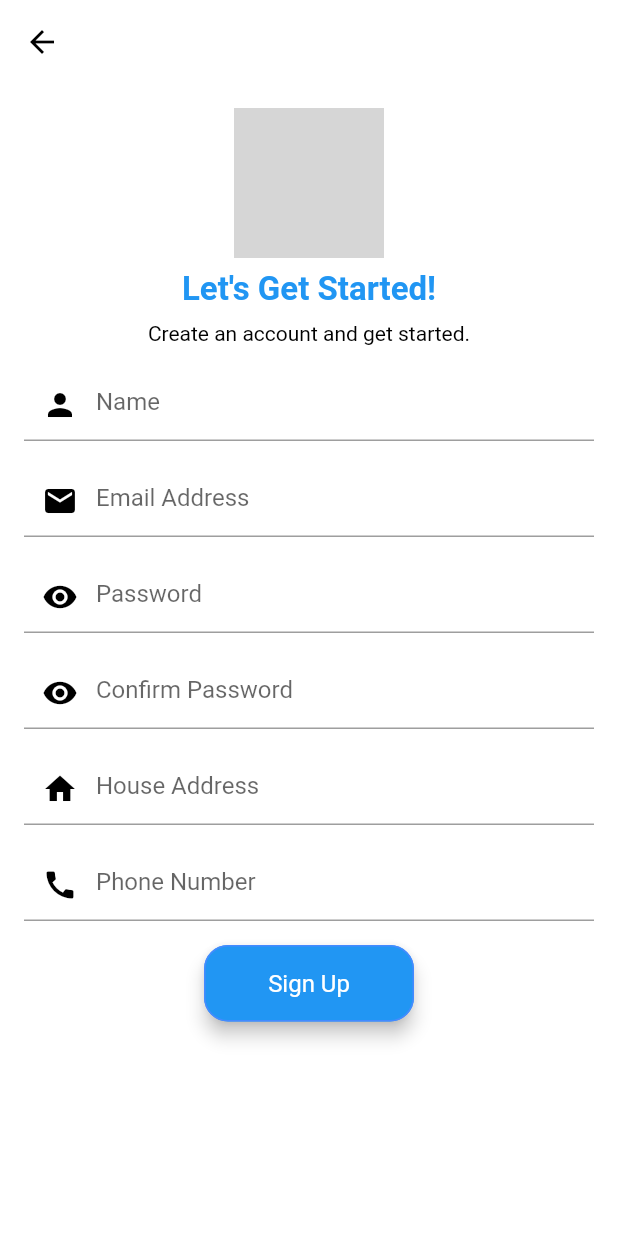
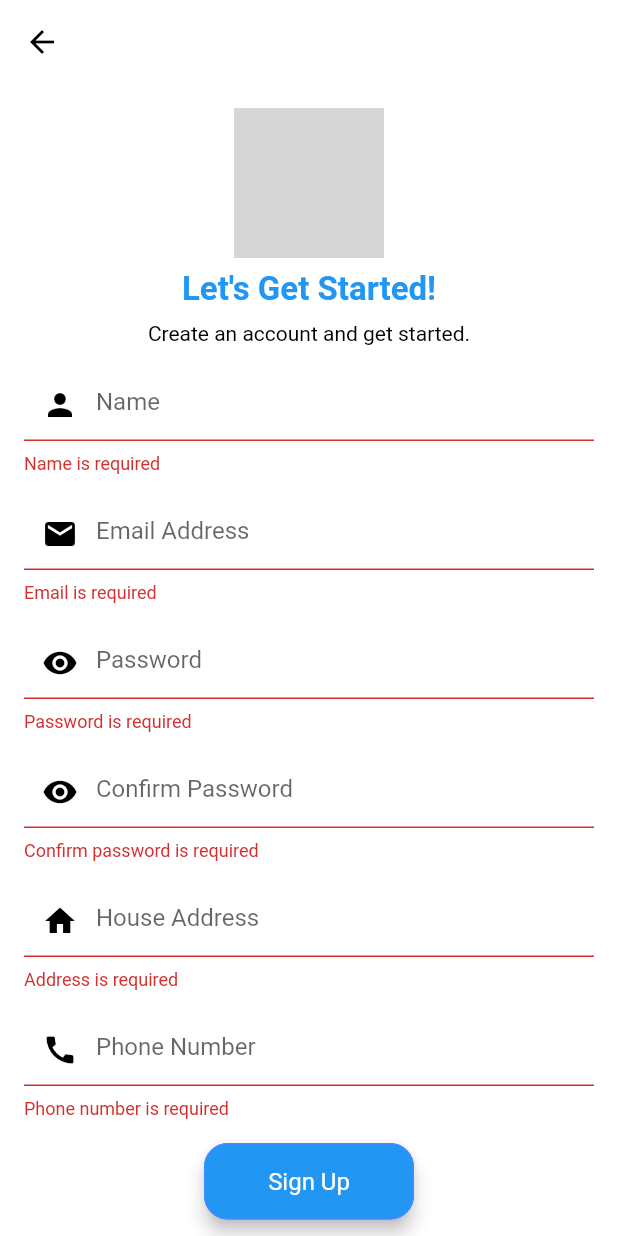
Before and after one commit to RealYSF8/itec404_delivery_app, a Flutter app: the RegisterPage screen opened by its route, after a tap on "Sign Up", on a phone screen of 412 x 824 dp. Run offline on Flutter 3.47's test engine with Material 2 defaults, Android fonts, the light colour scheme and no system bars; our stand-ins replace cloud_firestore, firebase_auth, firebase_core, flutter_spinkit; accounts and stored records are empty; network calls fail; grey boxes are pictures that could not be loaded.

Commit message:
login and regist page work with firebase now

```diff
--- a/lib/login_validator.dart
+++ b/lib/login_validator.dart
@@ -1,10 +1,17 @@
-bool validateLogin(String email, String password) {
-  // Perform validation checks on email and password
-  if (email == "example@example.com" && password == "12345678") {
-    // Return true if email and password match
+import 'package:firebase_auth/firebase_auth.dart';
+
+Future<bool> validateLogin(String email, String password) async {
+  try {
+    UserCredential userCredential = await FirebaseAuth.instance.signInWithEmailAndPassword(
+      email: email,
+      password: password,
+    );
     return true;
-  } else {
-    // Return false if email and password do not match
-    return false;
+  } on FirebaseAuthException catch (e) {
+    if (e.code == 'user-not-found' || e.code == 'wrong-password') {
+      return false;
+    } else {
+      throw e;
+    }
   }
 }
--- a/lib/pages/register.dart
+++ b/lib/pages/register.dart
@@ -1,6 +1,19 @@
 import 'package:flutter/material.dart';
+import 'package:itec404_delivery_app/register_validator.dart'; // import register_validator file
+class RegisterPage extends StatefulWidget {
+  @override
+  _RegisterPageState createState() => _RegisterPageState();
+}
 
-class RegisterPage extends StatelessWidget {
+class _RegisterPageState extends State<RegisterPage> {
+  final _formKey = GlobalKey<FormState>();
+  final _nameController = TextEditingController();
+  final _emailController = TextEditingController();
+  final _passwordController = TextEditingController();
+  final _confirmPasswordController = TextEditingController();
+  final _addressController = TextEditingController();
+  final _phoneNumberController = TextEditingController();
+
   @override
   Widget build(BuildContext context) {
     return Scaffold(
@@ -20,6 +33,8 @@ class RegisterPage extends StatelessWidget {
         ),
         body: SingleChildScrollView(
         padding: EdgeInsets.all(16),
+    child: Form(
+    key: _formKey,
     child: Column(
     mainAxisAlignment: MainAxisAlignment.start,
     crossAxisAlignment: CrossAxisAlignment.center,
@@ -50,24 +65,27 @@ class RegisterPage extends StatelessWidget {
     ),
     ),
     SizedBox(height: 16),
-            TextField(
-              controller: TextEditingController(),
+    TextFormField(
+    controller: _nameController,
+    validator: (value) => validateName(value),
     decoration: InputDecoration(
     hintText: "Name",
     prefixIcon: Icon(Icons.person, color: Colors.black, size: 24),
     ),
     ),
     SizedBox(height: 16),
-            TextField(
-              controller: TextEditingController(),
+    TextFormField(
+    controller: _emailController,
+    validator: (value) => validateEmail(value),
     decoration: InputDecoration(
     hintText: "Email Address",
     prefixIcon: Icon(Icons.mail, color: Colors.black, size: 24),
     ),
     ),
     SizedBox(height: 16),
-            TextField(
-              controller: TextEditingController(),
+    TextFormField(
+    controller: _passwordController,
+    validator: (value) => validatePassword(value),
     obscureText: true,
     decoration: InputDecoration(
     hintText: "Password",
@@ -75,8 +93,9 @@ class RegisterPage extends StatelessWidget {
     ),
     ),
     SizedBox(height: 16),
-            TextField(
-              controller: TextEditingController(),
+    TextFormField(
+    controller: _confirmPasswordController,
+    validator: (value) => validateConfirmPassword(value, _passwordController.text),
     obscureText: true,
     decoration: InputDecoration(
     hintText: "Confirm Password",
@@ -84,16 +103,18 @@ class RegisterPage extends StatelessWidget {
     ),
     ),
     SizedBox(height: 16),
-            TextField(
-              controller: TextEditingController(),
+    TextFormField(
+    controller: _addressController,
+    validator: (value) => validateAddress(value),
     decoration: InputDecoration(
     hintText: "House Address",
     prefixIcon: Icon(Icons.home, color: Colors.black, size: 24),
     ),
     ),
       SizedBox(height: 16),
-            TextField(
-              controller: TextEditingController(),
+      TextFormField(
+        controller: _phoneNumberController,
+        validator: (value) => validatePhoneNumber(value),
         decoration: InputDecoration(
           hintText: "Phone Number",
           prefixIcon: Icon(Icons.call, color: Colors.black, size: 24),
@@ -101,7 +122,20 @@ class RegisterPage extends StatelessWidget {
       ),
       SizedBox(height: 16),
       MaterialButton(
-              onPressed: () {},
+        onPressed: () {
+          if (_formKey.currentState!.validate()) {
+// call register function from register_validator file
+            register(
+              _emailController.text,
+              _passwordController.text,
+              _nameController.text,
+              _addressController.text,
+              _phoneNumberController.text,
+            );
+// navigate to home screen
+            Navigator.pushReplacementNamed(context, '/');
+          }
+        },
         color: Colors.blue,
         elevation: 5,
         shape: RoundedRectangleBorder(
@@ -124,6 +158,7 @@ class RegisterPage extends StatelessWidget {
     ],
     ),
     ),
+        ),
     );
   }
 }
--- /dev/null
+++ b/lib/register_validator.dart
@@ -0,0 +1,74 @@
+import 'package:firebase_auth/firebase_auth.dart';
+import 'package:cloud_firestore/cloud_firestore.dart';
+
+String? validateName(String? value) {
+  if (value == null || value.isEmpty) {
+    return 'Name is required';
+  }
+  return null;
+}
+
+String? validateEmail(String? value) {
+  if (value == null || value.isEmpty) {
+    return 'Email is required';
+  }
+  if (!RegExp(r'^[\w-\.]+@([\w-]+\.)+[\w-]{2,4}$').hasMatch(value)) {
+    return 'Invalid email format';
+  }
+  return null;
+}
+
+String? validatePassword(String? value) {
+  if (value == null || value.isEmpty) {
+    return 'Password is required';
+  }
+  if (value.length < 6) {
+    return 'Password must be at least 6 characters';
+  }
+  return null;
+}
+
+String? validateConfirmPassword(String? value, String password) {
+  if (value == null || value.isEmpty) {
+    return 'Confirm password is required';
+  }
+  if (value != password) {
+    return 'Passwords do not match';
+  }
+  return null;
+}
+
+String? validateAddress(String? value) {
+  if (value == null || value.isEmpty) {
+    return 'Address is required';
+  }
+  return null;
+}
+
+String? validatePhoneNumber(String? value) {
+  if (value == null || value.isEmpty) {
+    return 'Phone number is required';
+  }
+  if (!RegExp(r'^\d{10}$').hasMatch(value)) {
+    return 'Invalid phone number format';
+  }
+  return null;
+}
+
+void register(String email, String password, String name, String address, String phoneNumber) {
+  // Here you would implement the code to send the registration data to Firebase
+  // For example:
+  FirebaseAuth.instance.createUserWithEmailAndPassword(
+    email: email,
+    password: password,
+  ).then((userCredential) {
+    // save additional user data to Firestore
+    FirebaseFirestore.instance.collection('users').doc(userCredential.user!.uid).set({
+      'name': name,
+      'address': address,
+      'phone_number': phoneNumber,
+    });
+  }).catchError((error) {
+    print('Registration failed: $error');
+  });
+}
--- a/pubspec.yaml
+++ b/pubspec.yaml
@@ -33,6 +33,8 @@ dependencies:
   firebase_auth: ^4.3.0
   firebase_auth_web: ^5.2.10
   cloud_firestore: ^4.4.5
+  firebase_core_web: ^2.2.2
+  firebase_core_platform_interface: ^4.5.3
   http: ^0.13.5
   intl: ^0.17.0
   flutter_spinkit: ^5.1.0
```
Also changed, not shown: lib/main.dart (+4 -5 lines), lib/pages/login.dart (+42 -20 lines), pubspec.lock. Lines whose indentation alone changed are shown as unchanged.
